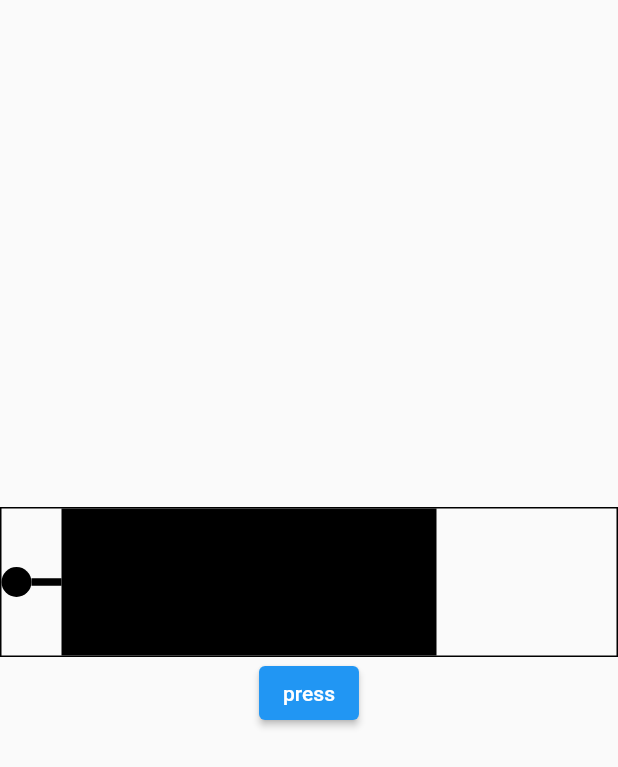
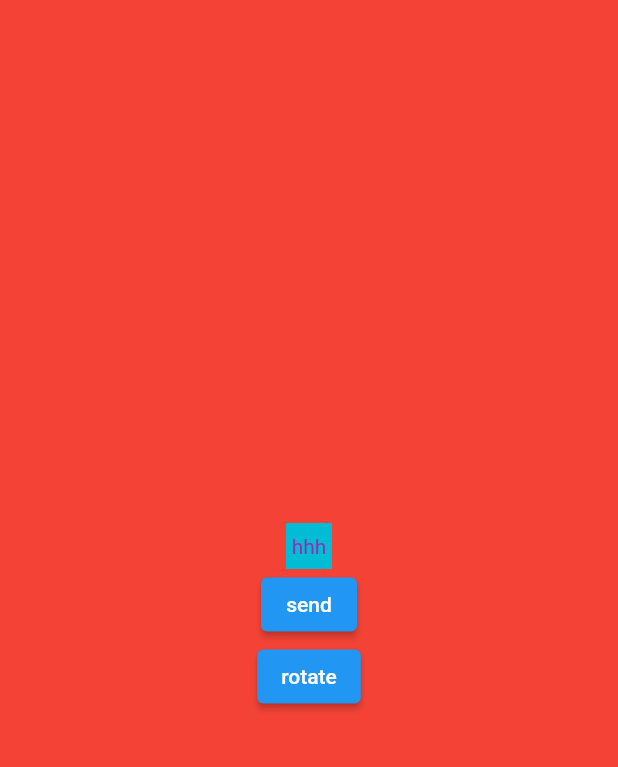
Before and after one commit to HeoKyuTae/Flutter-Source, a Flutter app: the screen it shows after launch, on a phone screen of 412 x 824 dp. Shown: the top 767 px of the screen. Run offline on Flutter 3.47's test engine with Material 2 defaults, Android fonts, the phone set to English and light mode, and no system bars; our stand-ins replace cached_network_image, get, screenshot, scroll_to_index, webview_flutter; missing offline and left inert: matrix4_transform.

Commit message:
rotate item

```diff
--- a/lib/main.dart
+++ b/lib/main.dart
@@ -5,11 +5,12 @@ import 'package:make_source/box1.dart';
 import 'package:make_source/idxstack.dart';
 import 'package:make_source/interactive.dart';
 import 'package:make_source/list.dart';
+import 'package:make_source/rotate.dart';
 import 'package:make_source/scrap.dart';
 
 void main() {
   runApp(const MaterialApp(
-    home: AnimationMix(),
+    home: Rotate(),
   ));
 }
 
--- /dev/null
+++ b/lib/rotate.dart
@@ -0,0 +1,124 @@
+import 'dart:math';
+
+import 'package:flutter/material.dart';
+import 'package:vector_math/vector_math_64.dart' as math;
+
+class Rotate extends StatefulWidget {
+  const Rotate({super.key});
+
+  @override
+  State<Rotate> createState() => _RotateState();
+}
+
+class _RotateState extends State<Rotate> with SingleTickerProviderStateMixin {
+  Random random = Random();
+
+  late AnimationController controller;
+  late Animation<double> translation;
+  late Animation<double> rotation;
+
+  bool isShow = false;
+
+  double rotateValue = 0.0;
+
+  _buildText(double angle, {required Color color, required String text}) {
+    final double rad = math.radians(angle);
+    return Transform(
+      transform: Matrix4.identity()
+        ..translate(
+          (translation.value) * cos(rad),
+          (translation.value) * sin(rad),
+        ),
+      child: Container(
+        alignment: Alignment.center,
+        width: 30,
+        height: 30,
+        color: Colors.cyan,
+        child: Text(
+          text,
+          style: TextStyle(color: color),
+        ),
+      ),
+    );
+  }
+
+  @override
+  void initState() {
+    controller = AnimationController(duration: const Duration(milliseconds: 900), vsync: this);
+
+    translation = Tween<double>(
+      begin: 0.0,
+      end: 100.0,
+    ).animate(CurvedAnimation(parent: controller, curve: Curves.decelerate));
+
+    rotation = Tween<double>(
+      begin: 0.0,
+      end: 360.0,
+    ).animate(CurvedAnimation(
+        parent: controller,
+        curve: const Interval(
+          0.0,
+          0.7,
+        )));
+    super.initState();
+  }
+
+  @override
+  void dispose() {
+    controller.dispose();
+    super.dispose();
+  }
+
+  @override
+  Widget build(BuildContext context) {
+    return Scaffold(
+      body: Container(
+        color: Colors.red,
+        alignment: Alignment.center,
+        child: Column(
+          mainAxisAlignment: MainAxisAlignment.center,
+          children: [
+            AnimatedRotation(
+              turns: rotateValue,
+              duration: const Duration(milliseconds: 2000),
+              child: AnimatedBuilder(
+                animation: controller,
+                builder: (context, builder) {
+                  return Transform.rotate(
+                    angle: math.radians(rotation.value),
+                    child: Stack(alignment: Alignment.center, fit: StackFit.loose, children: [
+                      _buildText(0, color: Colors.red, text: 'aaa'),
+                      _buildText(45, color: Colors.blue, text: 'bbb'),
+                      _buildText(90, color: Colors.amber, text: 'ccc'),
+                      _buildText(135, color: Colors.green, text: 'ddd'),
+                      _buildText(180, color: Colors.yellow, text: 'eee'),
+                      _buildText(225, color: Colors.pink, text: 'fff'),
+                      _buildText(270, color: Colors.orange, text: 'ggg'),
+                      _buildText(315, color: Colors.purple, text: 'hhh'),
+                    ]),
+                  );
+                },
+              ),
+            ),
+            ElevatedButton(
+                onPressed: (() {
+                  setState(() {
+                    isShow ? controller.forward() : controller.reverse();
+                    isShow = !isShow;
+                  });
+                }),
+                child: const Text('send')),
+            ElevatedButton(
+                onPressed: (() {
+                  setState(() {
+                    rotateValue = random.nextDouble() * 125;
+                    print(rotateValue.toDouble().ceilToDouble());
+                  });
+                }),
+                child: const Text('rotate'))
+          ],
+        ),
+      ),
+    );
+  }
+}
--- a/pubspec.yaml
+++ b/pubspec.yaml
@@ -46,6 +46,7 @@ dependencies:
   path_provider: ^2.0.11
   extended_image_library: ^3.4.1
   scroll_to_index: ^3.0.1
+  vector_math:
 
 dev_dependencies:
   flutter_test:
```
Also changed, not shown: pubspec.lock.
